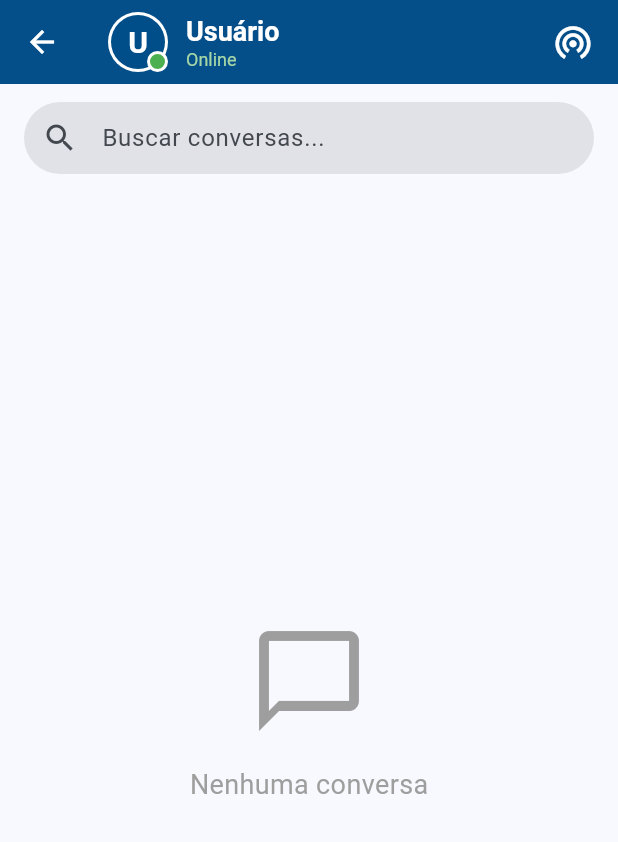
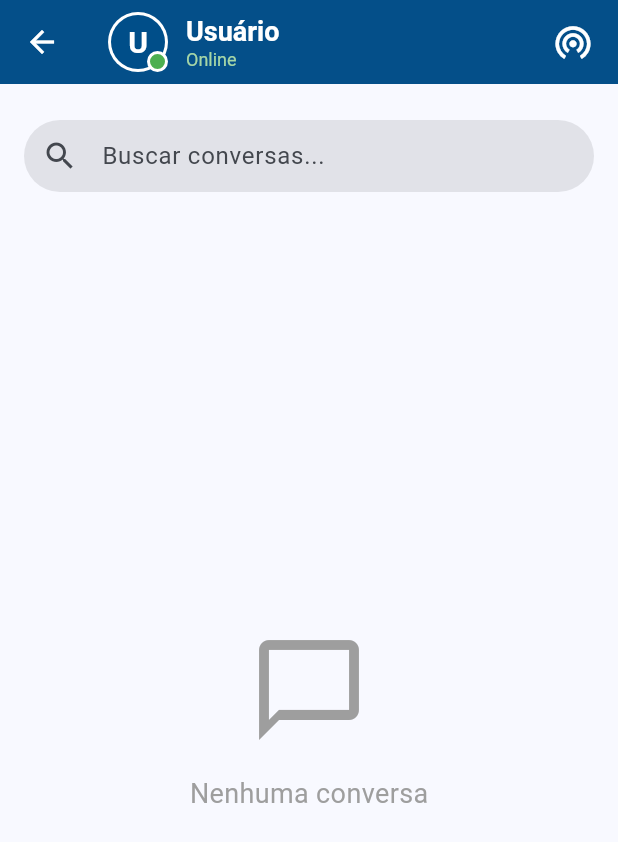
Before and after one commit to DaniellyBenicio/chat_comunicacao_proximidade, a Flutter app: the Conversations screen opened directly, on a phone screen of 412 x 824 dp. Shown: the top 842 px of the screen. Run offline on Flutter 3.47's test engine with Material 3 defaults, Android fonts, the phone set to English and light mode, and no system bars; our stand-ins replace device_info_plus, google_fonts, permission_handler, shared_preferences, sqflite, sqflite_common; missing offline and left inert: nearby_connections; accounts and stored records are empty.

Commit message:
Adjustes in front

```diff
--- a/lib/views/conversations.dart
+++ b/lib/views/conversations.dart
@@ -154,7 +154,7 @@ class _ConversationsState extends State<Conversations> {
           return Column(
             children: [
               Padding(
-                padding: const EdgeInsets.fromLTRB(16, 12, 16, 6),
+                padding: const EdgeInsets.fromLTRB(16, 24, 16, 6),
                 child: TextField(
                   onChanged: (value) {
                     setState(() => searchText = value);
--- a/lib/views/register.dart
+++ b/lib/views/register.dart
@@ -177,7 +177,7 @@ class _RegisterState extends State<Register> {
                   style: TextStyle(
                     fontSize: 32,
                     fontWeight: FontWeight.bold,
-                    color: Theme.of(context).secondaryHeaderColor,
+                    color: Theme.of(context).primaryColor,
                   ),
                 ),
                 const SizedBox(height: 12),
```
